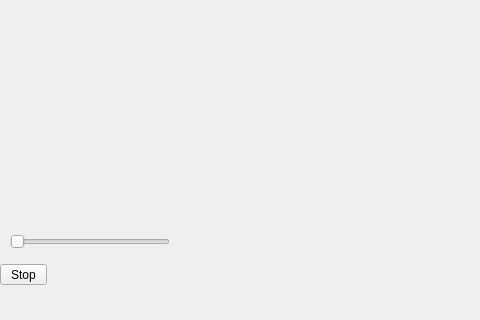
First picture: the form in mainwindow.ui, repository Yong-Sun-2001/Painter, before the edit; both pictures show x 0 to 480 and y 289 to 609 of the 898 by 609 pixel window.
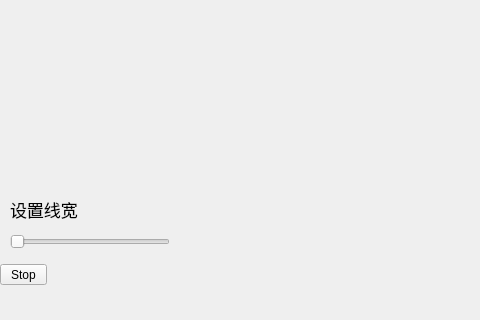
Second picture: the form after the edit.

Commit message:
线宽的完善
bug修改了

```diff
--- a/mainwindow.ui
+++ b/mainwindow.ui
@@ -162,6 +162,25 @@
      <enum>Qt::Horizontal</enum>
     </property>
    </widget>
+   <widget class="QLabel" name="label">
+    <property name="geometry">
+     <rect>
+      <x>10</x>
+      <y>460</y>
+      <width>71</width>
+      <height>31</height>
+     </rect>
+    </property>
+    <property name="font">
+     <font>
+      <family>微软雅黑</family>
+      <pointsize>13</pointsize>
+     </font>
+    </property>
+    <property name="text">
+     <string>设置线宽</string>
+    </property>
+   </widget>
   </widget>
   <widget class="QMenuBar" name="menubar">
    <property name="geometry">
```
The commit also changes 2 other files.
